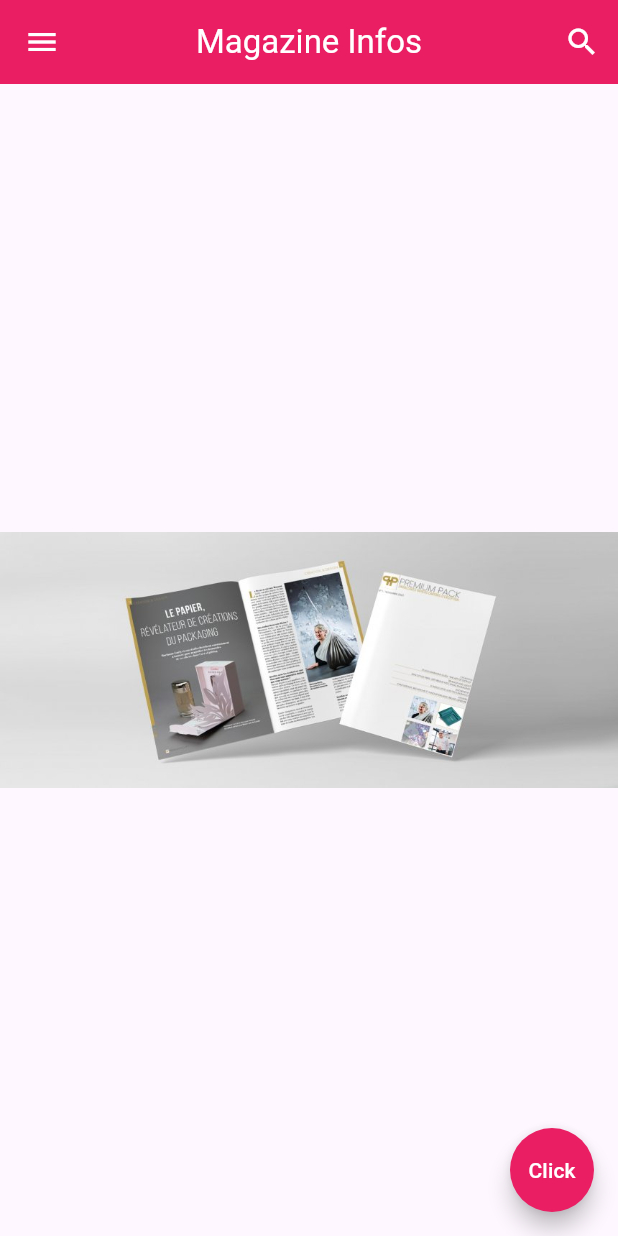
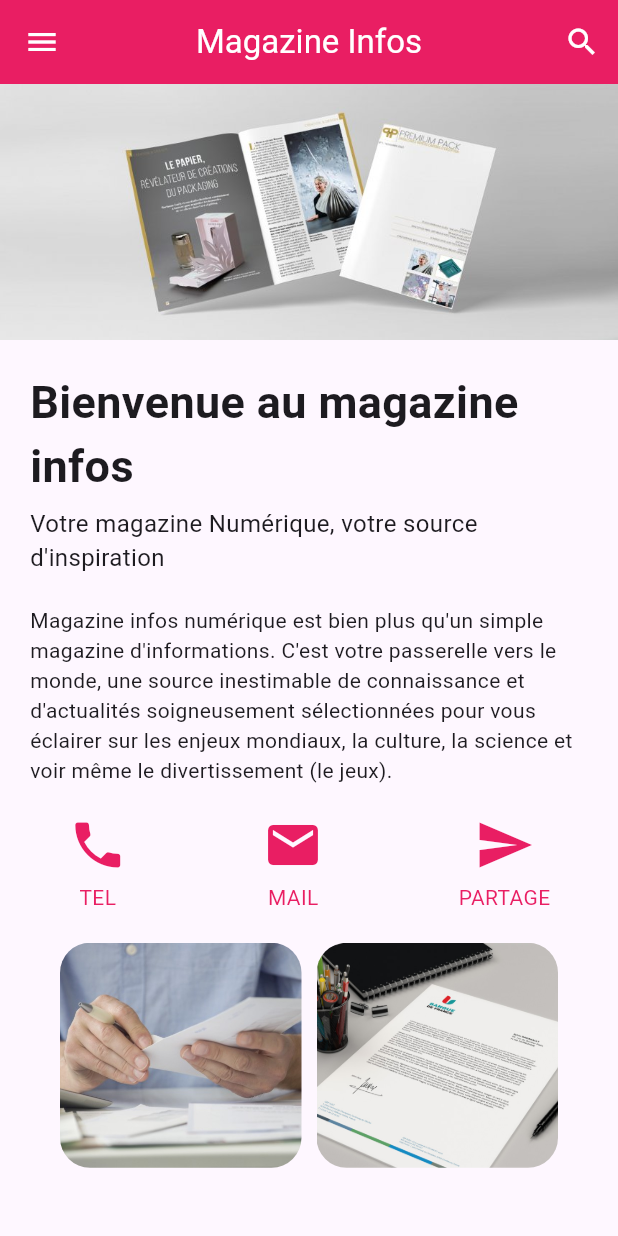
Before and after one commit to MauriceMumbere/Dclic-Activite-4, a Flutter app: the screen it shows after launch, on a phone screen of 412 x 824 dp. Run offline on Flutter 3.47's test engine with Material 3 defaults, Android fonts, the phone set to English and light mode, and no system bars.

Commit message:
refactor main.dart to update home widget and enhance layout with new sections

```diff
--- a/lib/main.dart
+++ b/lib/main.dart
@@ -12,13 +12,14 @@ class MyApp extends StatelessWidget {
   Widget build(BuildContext context) {
     return MaterialApp(
       debugShowCheckedModeBanner: false,
-      home: const MyHomePage(),
+      home: const PageAccueil(),
     );
   }
 }
 
-class MyHomePage extends StatelessWidget {
-  const MyHomePage({super.key});
+// Page d'accueil
+class PageAccueil extends StatelessWidget {
+  const PageAccueil({super.key});
 
   @override
   Widget build(BuildContext context) {
@@ -43,15 +44,131 @@ class MyHomePage extends StatelessWidget {
         ],
       ),
       // Body
-      body: Center(child: Image.asset("assets/images/magazin-infos.jpg")),
-      // floatingActionButton
-      floatingActionButton: FloatingActionButton(
-        backgroundColor: Colors.pink,
-        foregroundColor: Colors.white,
-        shape: RoundedRectangleBorder(borderRadius: BorderRadius.circular(50)),
-        onPressed: () {},
-        child: const Text('Click'),
+      body: SingleChildScrollView(
+        child: Column(
+          children: [
+            Image.asset(
+              "assets/images/magazin-infos.jpg",
+              width: MediaQuery.of(context).size.width,
+              fit: BoxFit.cover,
+            ),
+            PartieTitre(),
+            PartieText(),
+            PartieIcone(),
+            PartieRubrique(),
+          ],
+        ),
       ),
     );
   }
 }
+
+// Partie titre
+class PartieTitre extends StatelessWidget {
+  const PartieTitre({super.key});
+
+  @override
+  Widget build(BuildContext context) {
+    return Container(
+      padding: const EdgeInsets.all(20),
+      width: double.infinity,
+      child: Column(
+        crossAxisAlignment: CrossAxisAlignment.start,
+        children: const [
+          Text(
+            "Bienvenue au magazine infos",
+            style: TextStyle(fontSize: 30, fontWeight: FontWeight.bold),
+          ),
+          SizedBox(height: 5),
+          Text(
+            "Votre magazine Numérique, votre source d'inspiration",
+            style: TextStyle(fontSize: 16),
+          ),
+        ],
+      ),
+    );
+  }
+}
+
+// Partie texte
+class PartieText extends StatelessWidget {
+  const PartieText({super.key});
+
+  @override
+  Widget build(BuildContext context) {
+    return Container(
+      padding: const EdgeInsets.symmetric(horizontal: 20),
+      child: const Text(
+        "Magazine infos numérique est bien plus qu'un simple magazine d'informations. C'est votre passerelle vers le monde, une source inestimable de connaissance et d'actualités soigneusement sélectionnées pour vous éclairer sur les enjeux mondiaux, la culture, la science et voir même le divertissement (le jeux).",
+      ),
+    );
+  }
+}
+
+// Partie icone
+class PartieIcone extends StatelessWidget {
+  const PartieIcone({super.key});
+
+  @override
+  Widget build(BuildContext context) {
+    return Row(
+      mainAxisAlignment: MainAxisAlignment.spaceAround,
+      children: [
+        _buildIcone(Icons.phone, 'tel'),
+        _buildIcone(Icons.mail, 'mail'),
+        _buildIcone(Icons.send, 'Partage'),
+      ],
+    );
+  }
+}
+
+Widget _buildIcone(IconData icon, String text) {
+  return Container(
+    padding: const EdgeInsets.all(20),
+    child: Column(
+      mainAxisSize: MainAxisSize.min,
+      children: [
+        Icon(icon, size: 40, color: Colors.pink),
+        SizedBox(height: 5),
+        Text(text.toUpperCase(), style: TextStyle(color: Colors.pink)),
+      ],
+    ),
+  );
+}
+
+// Partie rubrique
+class PartieRubrique extends StatelessWidget {
+  const PartieRubrique({super.key});
+
+  @override
+  Widget build(BuildContext context) {
+    return Container(
+      padding: const EdgeInsets.symmetric(horizontal: 40),
+      child: Row(
+        children: [
+          Expanded(
+            child: ClipRRect(
+              borderRadius: BorderRadius.circular(20),
+              child: Image.asset(
+                "assets/images/image-papier.jpg",
+                height: 150,
+                fit: BoxFit.cover,
+              ),
+            ),
+          ),
+          const SizedBox(width: 10),
+          Expanded(
+            child: ClipRRect(
+              borderRadius: BorderRadius.circular(20),
+              child: Image.asset(
+                "assets/images/image-a-la-une-papier-entete.jpg",
+                height: 150,
+                fit: BoxFit.cover,
+              ),
+            ),
+          ),
+        ],
+      ),
+    );
+  }
+}
```
